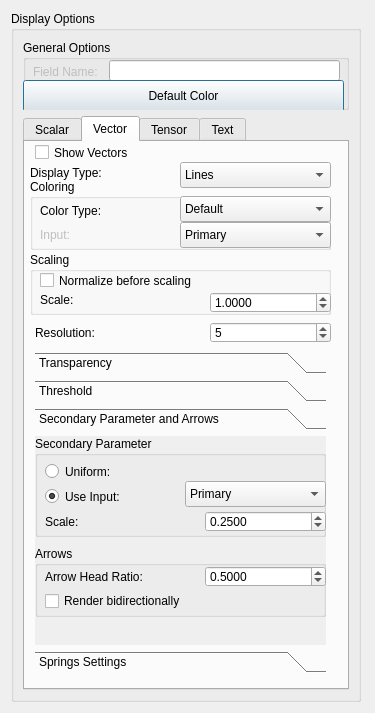
Qt form src/Interface/Modules/Visualization/ShowFieldGlyphs.ui (SCIInstitute/SCIRun) before a commit.
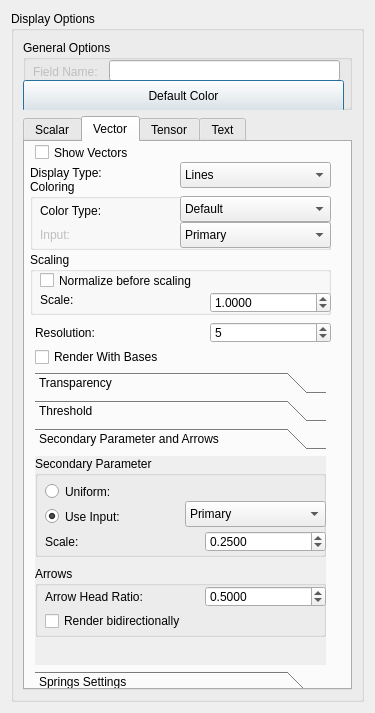
The same form after that commit.

Commit message: Added option to render bases for cones and arrows

What changed in the file:
```diff
--- a/src/Interface/Modules/Visualization/ShowFieldGlyphs.ui
+++ b/src/Interface/Modules/Visualization/ShowFieldGlyphs.ui
@@ -26,7 +26,7 @@
    <string>Dialog</string>
   </property>
   <layout class="QGridLayout" name="gridLayout_2">
-   <item row="0" column="0" alignment="Qt::AlignLeft">
+   <item row="0" column="0">
     <widget class="QGroupBox" name="groupBox">
      <property name="minimumSize">
       <size>
@@ -888,7 +888,7 @@
             <property name="geometry">
              <rect>
               <x>10</x>
-              <y>210</y>
+              <y>230</y>
               <width>291</width>
               <height>321</height>
              </rect>
@@ -1643,6 +1643,33 @@
              </widget>
             </widget>
            </widget>
+           <widget class="QCheckBox" name="renderWithBasesCheckBox_">
+            <property name="enabled">
+             <bool>true</bool>
+            </property>
+            <property name="geometry">
+             <rect>
+              <x>10</x>
+              <y>205</y>
+              <width>271</width>
+              <height>20</height>
+             </rect>
+            </property>
+            <property name="minimumSize">
+             <size>
+              <width>0</width>
+              <height>20</height>
+             </size>
+            </property>
+            <property name="font">
+             <font>
+              <strikeout>false</strikeout>
+             </font>
+            </property>
+            <property name="text">
+             <string>Render With Bases</string>
+            </property>
+           </widget>
            <zorder>vectorsDisplayTypeComboBox_</zorder>
            <zorder>vectorsResolutionSpinBox_</zorder>
            <zorder>vectorResolutionLabel</zorder>
```
Left out of the diff: 7 changed lines with no effect on the pictures. The commit also changes 5 other files.
